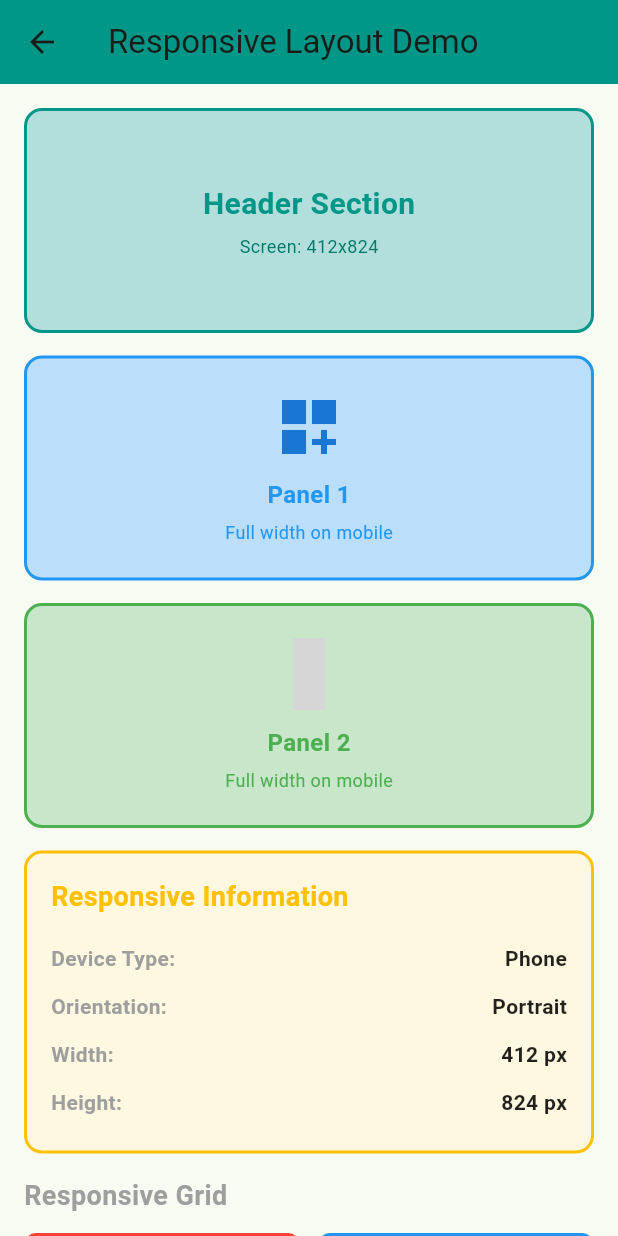
After one commit to kalviumcommunity/S66_02-26_EcoByte_Flutter_PlantConnect, a Flutter app: the ResponsiveLayout screen opened by its route, on a phone screen of 412 x 824 dp. The commit adds this screen. Run offline on Flutter 3.47's test engine with Material 3 defaults, Android fonts, the phone set to English and light mode, and no system bars; our stand-ins replace cloud_firestore, firebase_auth, firebase_core; accounts and stored records are empty; statements that could not run were skipped; grey boxes are pictures that could not be loaded.

Commit message:
Designing Responsive Layouts Using Rows, Columns, and Containers

```diff
--- a/plantconnect/lib/main.dart
+++ b/plantconnect/lib/main.dart
@@ -6,6 +6,7 @@ import 'screens/home_screen.dart';
 import 'screens/stateless_stateful_demo.dart';
 import 'screens/navigation_demo_home_screen.dart';
 import 'screens/second_screen.dart';
+import 'screens/responsive_layout.dart';
 import 'services/auth_service.dart';
 import 'firebase_options.dart';
 
@@ -31,6 +32,7 @@ class MyApp extends StatelessWidget {
         '/stateless': (_) => const StatelessStatefulDemo(),
         '/navigation_demo': (_) => const NavigationDemoHomeScreen(),
         '/navigation_demo_second': (_) => const SecondScreen(),
+        '/responsive_layout': (_) => const ResponsiveLayout(),
       },
       debugShowCheckedModeBanner: false,
     );
--- /dev/null
+++ b/plantconnect/lib/screens/responsive_layout.dart
@@ -0,0 +1,371 @@
+import 'package:flutter/material.dart';
+
+class ResponsiveLayout extends StatelessWidget {
+  const ResponsiveLayout({super.key});
+
+  @override
+  Widget build(BuildContext context) {
+    // Get screen dimensions
+    final screenWidth = MediaQuery.of(context).size.width;
+    final screenHeight = MediaQuery.of(context).size.height;
+    final orientation = MediaQuery.of(context).orientation;
+    final isLandscape = orientation == Orientation.landscape;
+
+    // Determine if device is tablet or phone
+    final isTablet = screenWidth > 600;
+
+    return Scaffold(
+      appBar: AppBar(
+        title: const Text('Responsive Layout Demo'),
+        backgroundColor: Colors.teal,
+        elevation: 0,
+      ),
+      body: SingleChildScrollView(
+        child: Container(
+          padding: EdgeInsets.all(isTablet ? 24 : 16),
+          child: Column(
+            children: [
+              // 1. Header Section
+              Container(
+                width: double.infinity,
+                height: isLandscape ? 100 : 150,
+                decoration: BoxDecoration(
+                  color: Colors.teal.shade100,
+                  borderRadius: BorderRadius.circular(12),
+                  border: Border.all(color: Colors.teal, width: 2),
+                ),
+                child: Center(
+                  child: Column(
+                    mainAxisAlignment: MainAxisAlignment.center,
+                    children: [
+                      const Text(
+                        'Header Section',
+                        style: TextStyle(
+                          fontSize: 20,
+                          fontWeight: FontWeight.bold,
+                          color: Colors.teal,
+                        ),
+                      ),
+                      const SizedBox(height: 5),
+                      Text(
+                        'Screen: ${screenWidth.toStringAsFixed(0)}x${screenHeight.toStringAsFixed(0)}',
+                        style: TextStyle(
+                          fontSize: 12,
+                          color: Colors.teal.shade700,
+                        ),
+                      ),
+                    ],
+                  ),
+                ),
+              ),
+              SizedBox(height: isTablet ? 20 : 15),
+
+              // 2. Two-Column Layout (Responsive)
+              isTablet
+                  ? _buildTwoColumnLayout(isTablet, isLandscape)
+                  : _buildStackedLayout(),
+
+              SizedBox(height: isTablet ? 20 : 15),
+
+              // 3. Info Section
+              Container(
+                width: double.infinity,
+                padding: EdgeInsets.all(isTablet ? 20 : 16),
+                decoration: BoxDecoration(
+                  color: Colors.amber.shade50,
+                  borderRadius: BorderRadius.circular(12),
+                  border: Border.all(color: Colors.amber, width: 2),
+                ),
+                child: Column(
+                  crossAxisAlignment: CrossAxisAlignment.start,
+                  children: [
+                    const Text(
+                      'Responsive Information',
+                      style: TextStyle(
+                        fontSize: 18,
+                        fontWeight: FontWeight.bold,
+                        color: Colors.amber,
+                      ),
+                    ),
+                    const SizedBox(height: 12),
+                    _buildInfoRow('Device Type:', isTablet ? 'Tablet' : 'Phone'),
+                    _buildInfoRow('Orientation:', isLandscape ? 'Landscape' : 'Portrait'),
+                    _buildInfoRow('Width:', '${screenWidth.toStringAsFixed(0)} px'),
+                    _buildInfoRow('Height:', '${screenHeight.toStringAsFixed(0)} px'),
+                  ],
+                ),
+              ),
+              SizedBox(height: isTablet ? 20 : 15),
+
+              // 4. Flexible Grid Example
+              _buildResponsiveGrid(isTablet, screenWidth),
+            ],
+          ),
+        ),
+      ),
+    );
+  }
+
+  // Two-column layout for tablets
+  Widget _buildTwoColumnLayout(bool isTablet, bool isLandscape) {
+    return Row(
+      children: [
+        Expanded(
+          child: Container(
+            height: isLandscape ? 150 : 200,
+            decoration: BoxDecoration(
+              color: Colors.blue.shade100,
+              borderRadius: BorderRadius.circular(12),
+              border: Border.all(color: Colors.blue, width: 2),
+            ),
+            child: Column(
+              mainAxisAlignment: MainAxisAlignment.center,
+              children: [
+                Icon(
+                  Icons.dashboard_customize,
+                  size: 48,
+                  color: Colors.blue.shade700,
+                ),
+                const SizedBox(height: 10),
+                const Text(
+                  'Left Panel',
+                  style: TextStyle(
+                    fontSize: 16,
+                    fontWeight: FontWeight.bold,
+                    color: Colors.blue,
+                  ),
+                ),
+                const SizedBox(height: 5),
+                const Text(
+                  'Flexible widget',
+                  style: TextStyle(
+                    fontSize: 12,
+                    color: Colors.blue,
+                  ),
+                ),
+              ],
+            ),
+          ),
+        ),
+        const SizedBox(width: 15),
+        Expanded(
+          child: Container(
+            height: isLandscape ? 150 : 200,
+            decoration: BoxDecoration(
+              color: Colors.green.shade100,
+              borderRadius: BorderRadius.circular(12),
+              border: Border.all(color: Colors.green, width: 2),
+            ),
+            child: Column(
+              mainAxisAlignment: MainAxisAlignment.center,
+              children: [
+                Icon(
+                  Icons.assess,
+                  size: 48,
+                  color: Colors.green.shade700,
+                ),
+                const SizedBox(height: 10),
+                const Text(
+                  'Right Panel',
+                  style: TextStyle(
+                    fontSize: 16,
+                    fontWeight: FontWeight.bold,
+                    color: Colors.green,
+                  ),
+                ),
+                const SizedBox(height: 5),
+                const Text(
+                  'Flexible widget',
+                  style: TextStyle(
+                    fontSize: 12,
+                    color: Colors.green,
+                  ),
+                ),
+              ],
+            ),
+          ),
+        ),
+      ],
+    );
+  }
+
+  // Stacked layout for phones
+  Widget _buildStackedLayout() {
+    return Column(
+      children: [
+        Container(
+          width: double.infinity,
+          height: 150,
+          decoration: BoxDecoration(
+            color: Colors.blue.shade100,
+            borderRadius: BorderRadius.circular(12),
+            border: Border.all(color: Colors.blue, width: 2),
+          ),
+          child: Column(
+            mainAxisAlignment: MainAxisAlignment.center,
+            children: [
+              Icon(
+                Icons.dashboard_customize,
+                size: 48,
+                color: Colors.blue.shade700,
+              ),
+              const SizedBox(height: 10),
+              const Text(
+                'Panel 1',
+                style: TextStyle(
+                  fontSize: 16,
+                  fontWeight: FontWeight.bold,
+                  color: Colors.blue,
+                ),
+              ),
+              const SizedBox(height: 5),
+              const Text(
+                'Full width on mobile',
+                style: TextStyle(
+                  fontSize: 12,
+                  color: Colors.blue,
+                ),
+              ),
+            ],
+          ),
+        ),
+        const SizedBox(height: 15),
+        Container(
+          width: double.infinity,
+          height: 150,
+          decoration: BoxDecoration(
+            color: Colors.green.shade100,
+            borderRadius: BorderRadius.circular(12),
+            border: Border.all(color: Colors.green, width: 2),
+          ),
+          child: Column(
+            mainAxisAlignment: MainAxisAlignment.center,
+            children: [
+              Icon(
+                Icons.assess,
+                size: 48,
+                color: Colors.green.shade700,
+              ),
+              const SizedBox(height: 10),
+              const Text(
+                'Panel 2',
+                style: TextStyle(
+                  fontSize: 16,
+                  fontWeight: FontWeight.bold,
+                  color: Colors.green,
+                ),
+              ),
+              const SizedBox(height: 5),
+              const Text(
+                'Full width on mobile',
+                style: TextStyle(
+                  fontSize: 12,
+                  color: Colors.green,
+                ),
+              ),
+            ],
+          ),
+        ),
+      ],
+    );
+  }
+
+  // Info row widget
+  Widget _buildInfoRow(String label, String value) {
+    return Padding(
+      padding: const EdgeInsets.symmetric(vertical: 6),
+      child: Row(
+        mainAxisAlignment: MainAxisAlignment.spaceBetween,
+        children: [
+          Text(
+            label,
+            style: const TextStyle(
+              fontSize: 14,
+              fontWeight: FontWeight.w600,
+              color: Colors.grey,
+            ),
+          ),
+          Text(
+            value,
+            style: const TextStyle(
+              fontSize: 14,
+              fontWeight: FontWeight.bold,
+              color: Colors.black87,
+            ),
+          ),
+        ],
+      ),
+    );
+  }
+
+  // Responsive grid
+  Widget _buildResponsiveGrid(bool isTablet, double screenWidth) {
+    final crossAxisCount = isTablet ? 4 : 2;
+    final itemHeight = 120.0;
+
+    return Column(
+      crossAxisAlignment: CrossAxisAlignment.start,
+      children: [
+        const Text(
+          'Responsive Grid',
+          style: TextStyle(
+            fontSize: 18,
+            fontWeight: FontWeight.bold,
+            color: Colors.grey,
+          ),
+        ),
+        const SizedBox(height: 12),
+        GridView.builder(
+          shrinkWrap: true,
+          physics: const NeverScrollableScrollPhysics(),
+          gridDelegate: SliverGridDelegateWithFixedCrossAxisCount(
+            crossAxisCount: crossAxisCount,
+            childAspectRatio: 1,
+            crossAxisSpacing: 12,
+            mainAxisSpacing: 12,
+          ),
+          itemCount: 8,
+          itemBuilder: (context, index) {
+            final colors = [
+              Colors.red,
+              Colors.blue,
+              Colors.green,
+              Colors.purple,
+              Colors.orange,
+              Colors.cyan,
+              Colors.pink,
+              Colors.indigo,
+            ];
+
+            return Container(
+              decoration: BoxDecoration(
+                color: colors[index].withOpacity(0.3),
+                border: Border.all(color: colors[index], width: 2),
+                borderRadius: BorderRadius.circular(8),
+              ),
+              child: Column(
+                mainAxisAlignment: MainAxisAlignment.center,
+                children: [
+                  Icon(
+                    Icons.favorite,
+                    color: colors[index],
+                    size: 32,
+                  ),
+                  const SizedBox(height: 8),
+                  Text(
+                    'Item ${index + 1}',
+                    style: TextStyle(
+                      fontSize: 12,
+                      fontWeight: FontWeight.bold,
+                      color: colors[index],
+                    ),
+                  ),
+                ],
+              ),
+            );
+          },
+        ),
+      ],
+    );
+  }
+}
```
Also changed, not shown: 1 other file.
